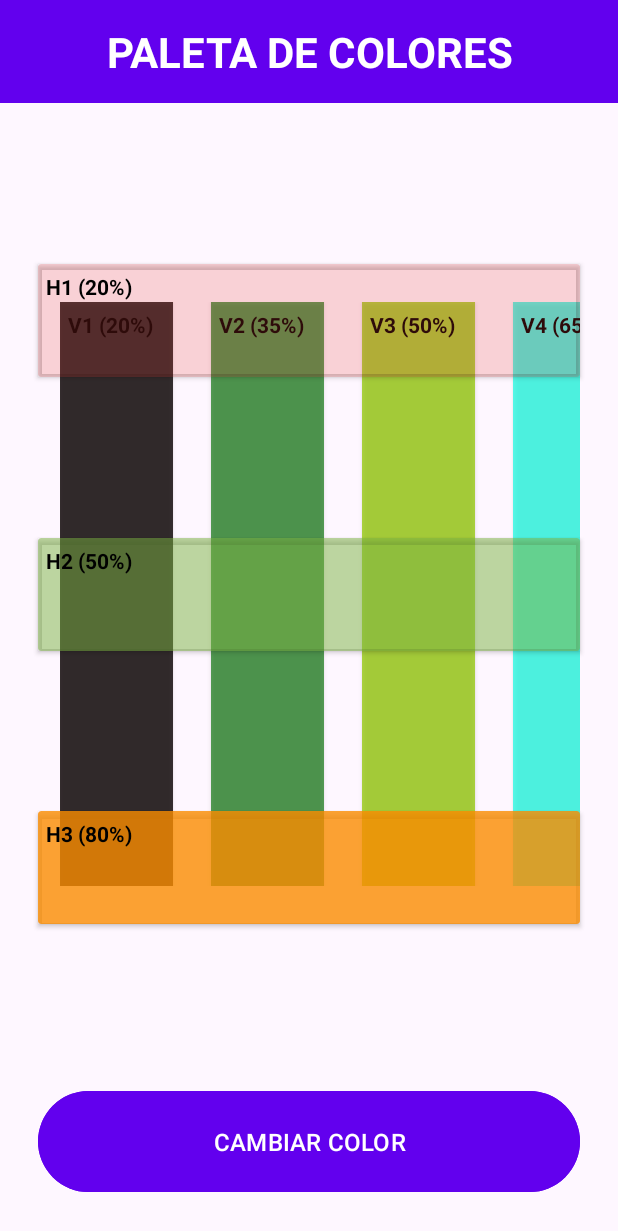
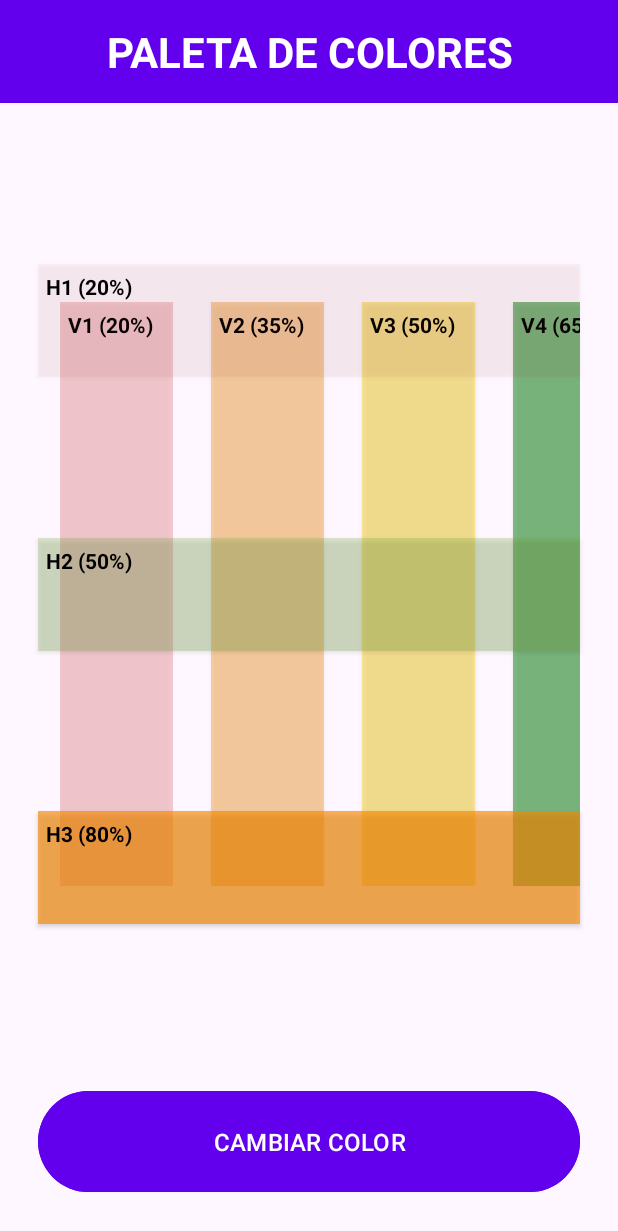
Before and after one commit to csantamaria-losenlaces/pmdm, an Android app: the ColorMixerActivity screen opened directly, with no data from a screen before it, on a phone screen of 412 x 824 dp. Shown: the top 1231 px of the screen. Run offline under Robolectric (Android 15) with nearby library versions, the phone set to English and light mode, and no system bars.

Commit message:
Se ha cambiado la lógica con la que se colorean las barras. Pendiente de implementar funcionalidad para actualizar colores.

```diff
--- a/app/src/main/java/com/csantamaria/appConMenu/colorMixer/ColorMixerActivity.kt
+++ b/app/src/main/java/com/csantamaria/appConMenu/colorMixer/ColorMixerActivity.kt
@@ -7,6 +7,8 @@ import android.widget.Button
 import android.widget.RadioButton
 import android.widget.RadioGroup
 import androidx.appcompat.app.AppCompatActivity
+import androidx.cardview.widget.CardView
+import androidx.core.content.ContextCompat
 import androidx.recyclerview.widget.LinearLayoutManager
 import androidx.recyclerview.widget.RecyclerView
 import com.example.appmensajeria.R
@@ -20,21 +22,33 @@ class ColorMixerActivity : AppCompatActivity() {
 
     private lateinit var colorBarAdapter: ColorBarAdapter
 
-    private lateinit var coloredBars: List<ColorBar>
+    private lateinit var verticalBars: List<ColorBar>
+    private lateinit var horizontalBars: List<CardView>
 
     // Método que se ejecuta al lanzar la aplicación
     override fun onCreate(savedInstanceState: Bundle?) {
         super.onCreate(savedInstanceState)
         setContentView(R.layout.activity_color_mixer)
 
-        // Parámetros: ID del CardView (String) y color (int)
-        coloredBars = listOf(
-            ColorBar("V1 (20%)", -871890688),
-            ColorBar("V2 (35%)", -1509921024),
-            ColorBar("V3 (50%)", -1131230976),
-            ColorBar("V4 (65%)", -1509883935),
-            ColorBar("V5 (80%)", -858717953)
+        // Declaración del array de barras verticales
+        verticalBars = listOf(
+            ColorBar("V1 (20%)", ContextCompat.getColor(this, R.color.cm_red_20)),
+            ColorBar("V2 (35%)", ContextCompat.getColor(this, R.color.cm_orange_35)),
+            ColorBar("V3 (50%)", ContextCompat.getColor(this, R.color.cm_yellow_50)),
+            ColorBar("V4 (65%)", ContextCompat.getColor(this, R.color.cm_green_65)),
+            ColorBar("V5 (80%)", ContextCompat.getColor(this, R.color.cm_cyan_80))
         )
+
+        // Declaración del array de barras horizontales
+        horizontalBars = listOf(
+            findViewById(R.id.cvH1),
+            findViewById(R.id.cvH2),
+            findViewById(R.id.cvH3)
+        )
+
+        horizontalBars[0].setBackgroundColor(ContextCompat.getColor(this, R.color.cm_blue_20))
+        horizontalBars[1].setBackgroundColor(ContextCompat.getColor(this, R.color.cm_purple_50))
+        horizontalBars[2].setBackgroundColor(ContextCompat.getColor(this, R.color.cm_black_80))
 
         initComponents()
         initUI()
@@ -49,7 +63,7 @@ class ColorMixerActivity : AppCompatActivity() {
 
     // Inicialización de la interfaz de usuario
     private fun initUI() {
-        colorBarAdapter = ColorBarAdapter(coloredBars)
+        colorBarAdapter = ColorBarAdapter(verticalBars)
         rvColors.layoutManager = LinearLayoutManager(this, LinearLayoutManager.HORIZONTAL, false)
         rvColors.adapter = colorBarAdapter
     }
@@ -85,6 +99,7 @@ class ColorMixerActivity : AppCompatActivity() {
 
     private fun updateColors(selectedBar: String, selectedColor: String) {
         Log.i("Solicitud cambio color", "Se quiere cambiar " + selectedBar + " a " + selectedColor)
+
     }
 
 }
```
Also changed, not shown: app/src/main/res/values/colors.xml (+56 -0 lines).
